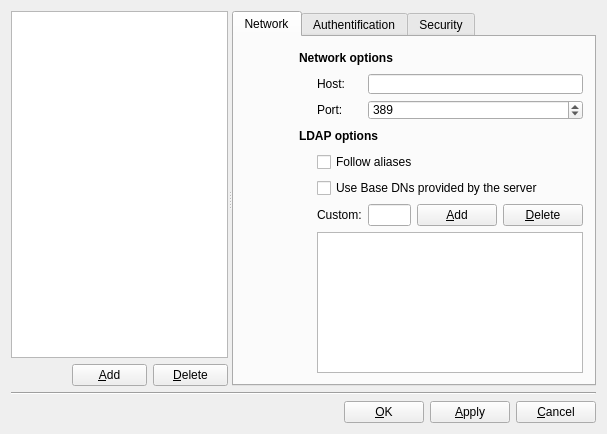
einaru/luma, file resources/forms/ServerDialogDesign.ui: the form before one commit.
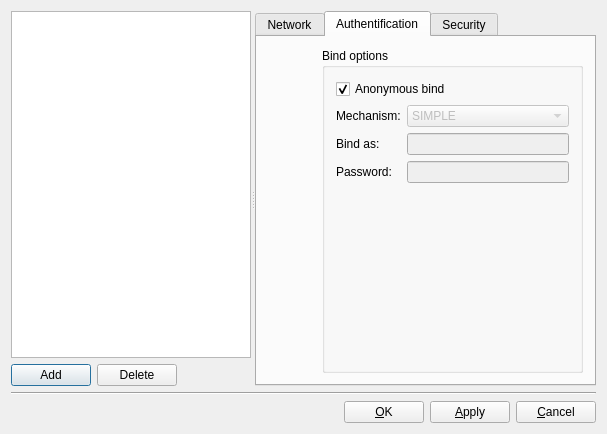
The form after the commit. The open tabs and pages were chosen to show the change.

Patch:
```diff
--- a/resources/forms/ServerDialogDesign.ui
+++ b/resources/forms/ServerDialogDesign.ui
@@ -41,72 +41,39 @@
       <enum>Qt::Horizontal</enum>
      </property>
      <widget class="QWidget" name="layout3">
-      <layout class="QGridLayout">
+      <layout class="QGridLayout" name="serverListGrid">
+       <property name="sizeConstraint">
+        <enum>QLayout::SetMaximumSize</enum>
+       </property>
        <property name="margin">
         <number>0</number>
        </property>
        <item row="0" column="0" colspan="3">
         <widget class="QListView" name="serverListView"/>
        </item>
-       <item row="1" column="2">
-        <widget class="QPushButton" name="deleteButton">
-         <property name="sizePolicy">
-          <sizepolicy hsizetype="Fixed" vsizetype="Fixed">
-           <horstretch>0</horstretch>
-           <verstretch>0</verstretch>
-          </sizepolicy>
-         </property>
-         <property name="maximumSize">
-          <size>
-           <width>75</width>
-           <height>16777215</height>
-          </size>
-         </property>
-         <property name="text">
-          <string>&amp;Delete</string>
-         </property>
-         <property name="shortcut">
-          <string>Alt+D</string>
-         </property>
-         <property name="autoDefault">
-          <bool>false</bool>
-         </property>
-        </widget>
-       </item>
-       <item row="1" column="1">
+       <item row="1" column="0">
         <widget class="QPushButton" name="addButton">
-         <property name="sizePolicy">
-          <sizepolicy hsizetype="Fixed" vsizetype="Fixed">
-           <horstretch>0</horstretch>
-           <verstretch>0</verstretch>
-          </sizepolicy>
+         <property name="text">
+          <string>Add</string>
          </property>
-         <property name="maximumSize">
-          <size>
-           <width>75</width>
-           <height>16777215</height>
-          </size>
-         </property>
+        </widget>
+       </item>
+       <item row="1" column="1">
+        <widget class="QPushButton" name="deleteButton">
          <property name="text">
-          <string>&amp;Add</string>
+          <string>Delete</string>
          </property>
-         <property name="shortcut">
-          <string>Alt+A</string>
-         </property>
-         <property name="autoDefault">
-          <bool>false</bool>
-         </property>
         </widget>
        </item>
-       <item row="1" column="0">
-        <spacer name="horizontalSpacer_2">
+       <item row="1" column="2">
+        <spacer name="hspacer2">
          <property name="orientation">
           <enum>Qt::Horizontal</enum>
          </property>
          <property name="sizeHint" stdset="0">
           <size>
-           <width>0</width>
-           <height>0</height>
+           <width>40</width>
+           <height>20</height>
           </size>
          </property>
         </spacer>
@@ -132,15 +99,13 @@
       <property name="currentIndex">
        <number>0</number>
       </property>
-      <widget class="QWidget" name="tab">
+      <widget class="QWidget" name="networkTab">
        <attribute name="title">
         <string>Network</string>
        </attribute>
        <layout class="QGridLayout">
-        <item row="0" column="1" rowspan="3" colspan="2">
-         <layout class="QGridLayout" name="gridLayout_6">
-          <item row="2" column="1">
-           <widget class="QLabel" name="textLabel8">
+        <item row="0" column="0">
+         <widget class="QLabel" name="networkIcon">
             <property name="sizePolicy">
              <sizepolicy hsizetype="Fixed" vsizetype="Fixed">
               <horstretch>0</horstretch>
@@ -149,315 +114,131 @@
             </property>
             <property name="minimumSize">
              <size>
-              <width>0</width>
-              <height>20</height>
-             </size>
-            </property>
+            <width>48</width>
+            <height>48</height>
+           </size>
+          </property>
+          <property name="text">
+           <string/>
+          </property>
+         </widget>
+        </item>
+        <item row="0" column="1" rowspan="2" colspan="2">
+         <layout class="QGridLayout" name="networkOptGrid">
+          <item row="0" column="0">
+           <widget class="QGroupBox" name="networkGroup">
+            <property name="title">
+             <string>Network options</string>
+            </property>
+            <layout class="QGridLayout" name="gridLayout_5">
+             <item row="0" column="0">
+              <layout class="QGridLayout" name="networkGrid">
+               <item row="0" column="0">
+                <widget class="QLabel" name="hostLabel">
             <property name="text">
              <string>Host:</string>
             </property>
-            <property name="wordWrap">
-             <bool>false</bool>
-            </property>
-           </widget>
-          </item>
-          <item row="2" column="2" colspan="3">
-           <widget class="QLineEdit" name="hostLineEdit">
-            <property name="sizePolicy">
-             <sizepolicy hsizetype="Expanding" vsizetype="Expanding">
-              <horstretch>0</horstretch>
-              <verstretch>0</verstretch>
-             </sizepolicy>
-            </property>
-            <property name="minimumSize">
-             <size>
-              <width>0</width>
-              <height>20</height>
-             </size>
-            </property>
-           </widget>
-          </item>
-          <item row="3" column="1">
-           <widget class="QLabel" name="textLabel9">
-            <property name="sizePolicy">
-             <sizepolicy hsizetype="Fixed" vsizetype="Fixed">
-              <horstretch>0</horstretch>
-              <verstretch>0</verstretch>
-             </sizepolicy>
-            </property>
-            <property name="minimumSize">
-             <size>
-              <width>0</width>
-              <height>20</height>
-             </size>
-            </property>
+                </widget>
+               </item>
+               <item row="0" column="1">
+                <widget class="QLineEdit" name="hostEdit"/>
+               </item>
+               <item row="2" column="0">
+                <widget class="QLabel" name="portLabel">
             <property name="text">
              <string>Port:</string>
             </property>
-            <property name="wordWrap">
-             <bool>false</bool>
-            </property>
-           </widget>
-          </item>
-          <item row="3" column="2" colspan="3">
+                </widget>
+               </item>
+               <item row="2" column="1">
            <widget class="QSpinBox" name="portSpinBox">
             <property name="sizePolicy">
-             <sizepolicy hsizetype="Expanding" vsizetype="Expanding">
+                  <sizepolicy hsizetype="Expanding" vsizetype="Fixed">
               <horstretch>0</horstretch>
               <verstretch>0</verstretch>
              </sizepolicy>
             </property>
-            <property name="minimumSize">
-             <size>
-              <width>0</width>
-              <height>20</height>
-             </size>
-            </property>
-            <property name="minimum">
-             <number>1</number>
-            </property>
             <property name="maximum">
-             <number>65535</number>
+                  <number>99999</number>
             </property>
             <property name="value">
              <number>389</number>
             </property>
            </widget>
           </item>
-          <item row="4" column="0" colspan="5">
-           <widget class="QLabel" name="textLabel1">
-            <property name="sizePolicy">
-             <sizepolicy hsizetype="Expanding" vsizetype="Fixed">
-              <horstretch>0</horstretch>
-              <verstretch>0</verstretch>
-             </sizepolicy>
-            </property>
-            <property name="minimumSize">
-             <size>
-              <width>0</width>
-              <height>20</height>
-             </size>
-            </property>
-            <property name="text">
-             <string>&lt;b&gt;LDAP options&lt;/b&gt;</string>
-            </property>
-            <property name="alignment">
-             <set>Qt::AlignVCenter</set>
-            </property>
-            <property name="wordWrap">
-             <bool>false</bool>
-            </property>
+              </layout>
+             </item>
+            </layout>
            </widget>
           </item>
-          <item row="5" column="1" colspan="4">
+          <item row="1" column="0">
+           <widget class="QGroupBox" name="LDAPGroup">
+            <property name="title">
+             <string>LDAP options</string>
+            </property>
+            <layout class="QGridLayout" name="gridLayout_7">
+             <item row="0" column="0">
+              <layout class="QGridLayout" name="LDAPGrid">
+               <item row="0" column="0" colspan="2">
            <widget class="QCheckBox" name="aliasBox">
-            <property name="sizePolicy">
-             <sizepolicy hsizetype="Expanding" vsizetype="Fixed">
-              <horstretch>0</horstretch>
-              <verstretch>0</verstretch>
-             </sizepolicy>
-            </property>
-            <property name="minimumSize">
-             <size>
-              <width>0</width>
-              <height>20</height>
-             </size>
-            </property>
             <property name="text">
              <string>Follow aliases</string>
             </property>
            </widget>
           </item>
-          <item row="6" column="1" colspan="4">
-           <widget class="QCheckBox" name="baseBox">
-            <property name="sizePolicy">
-             <sizepolicy hsizetype="Expanding" vsizetype="Fixed">
-              <horstretch>0</horstretch>
-              <verstretch>0</verstretch>
-             </sizepolicy>
-            </property>
-            <property name="minimumSize">
-             <size>
-              <width>0</width>
-              <height>20</height>
-             </size>
-            </property>
+               <item row="1" column="0" colspan="2">
+                <widget class="QCheckBox" name="baseDNBox">
             <property name="text">
-             <string>Use Base DNs provided by the server</string>
+                  <string>Use Base DN provided by server</string>
             </property>
            </widget>
           </item>
-          <item row="7" column="1">
-           <widget class="QLabel" name="textLabel2">
+               <item row="2" column="0">
+                <widget class="QLabel" name="baseDNLabel">
             <property name="sizePolicy">
-             <sizepolicy hsizetype="Fixed" vsizetype="Fixed">
+                  <sizepolicy hsizetype="Maximum" vsizetype="Preferred">
               <horstretch>0</horstretch>
               <verstretch>0</verstretch>
              </sizepolicy>
             </property>
-            <property name="minimumSize">
-             <size>
-              <width>0</width>
-              <height>20</height>
-             </size>
-            </property>
             <property name="text">
              <string>Custom:</string>
             </property>
-            <property name="wordWrap">
-             <bool>false</bool>
-            </property>
-           </widget>
-          </item>
-          <item row="7" column="2">
-           <widget class="QLineEdit" name="baseEdit">
-            <property name="minimumSize">
-             <size>
-              <width>0</width>
-              <height>20</height>
-             </size>
-            </property>
-           </widget>
-          </item>
-          <item row="7" column="3">
+                </widget>
+               </item>
+               <item row="2" column="1">
+                <widget class="QLineEdit" name="baseDNEdit"/>
+               </item>
+               <item row="3" column="1">
+                <layout class="QHBoxLayout" name="hLayout">
+                 <item>
            <widget class="QPushButton" name="addBaseDNButton">
-            <property name="sizePolicy">
-             <sizepolicy hsizetype="Fixed" vsizetype="Fixed">
-              <horstretch>0</horstretch>
-              <verstretch>0</verstretch>
-             </sizepolicy>
-            </property>
             <property name="text">
-             <string>&amp;Add</string>
-            </property>
-            <property name="shortcut">
-             <string>Alt+A</string>
-            </property>
-            <property name="autoDefault">
-             <bool>false</bool>
-            </property>
-            <property name="default">
-             <bool>false</bool>
+                    <string>Add</string>
             </property>
            </widget>
           </item>
-          <item row="7" column="4">
+                 <item>
            <widget class="QPushButton" name="deleteBaseDNButton">
-            <property name="sizePolicy">
-             <sizepolicy hsizetype="Fixed" vsizetype="Fixed">
-              <horstretch>0</horstretch>
-              <verstretch>0</verstretch>
-             </sizepolicy>
-            </property>
             <property name="text">
-             <string>&amp;Delete</string>
-            </property>
-            <property name="shortcut">
-             <string>Alt+D</string>
-            </property>
-            <property name="autoDefault">
-             <bool>false</bool>
-            </property>
-           </widget>
-          </item>
-          <item row="8" column="1" colspan="4">
-           <widget class="QListWidget" name="baseDNWidget">
-            <property name="selectionMode">
-             <enum>QAbstractItemView::ExtendedSelection</enum>
-            </property>
-            <property name="selectionRectVisible">
-             <bool>true</bool>
-            </property>
-           </widget>
-          </item>
-          <item row="5" column="0" rowspan="4">
-           <spacer>
-            <property name="orientation">
-             <enum>Qt::Horizontal</enum>
-            </property>
-            <property name="sizeType">
-             <enum>QSizePolicy::Fixed</enum>
-            </property>
-            <property name="sizeHint" stdset="0">
-             <size>
-              <width>12</width>
-              <height>0</height>
-             </size>
-            </property>
-           </spacer>
-          </item>
-          <item row="1" column="0" colspan="5">
-           <widget class="QLabel" name="textLabel1_2">
-            <property name="sizePolicy">
-             <sizepolicy hsizetype="Expanding" vsizetype="Fixed">
-              <horstretch>0</horstretch>
-              <verstretch>0</verstretch>
-             </sizepolicy>
-            </property>
-            <property name="minimumSize">
-             <size>
-              <width>0</width>
-              <height>20</height>
-             </size>
-            </property>
-            <property name="maximumSize">
-             <size>
-              <width>16777215</width>
-              <height>20</height>
-             </size>
-            </property>
-            <property name="text">
-             <string>&lt;b&gt;Network options&lt;/b&gt;</string>
-            </property>
-            <property name="alignment">
-             <set>Qt::AlignVCenter</set>
-            </property>
-            <property name="wordWrap">
-             <bool>true</bool>
-            </property>
-           </widget>
-          </item>
-          <item row="2" column="0" rowspan="2">
-           <spacer name="horizontalSpacer">
-            <property name="orientation">
-             <enum>Qt::Horizontal</enum>
-            </property>
-            <property name="sizeType">
-             <enum>QSizePolicy::Fixed</enum>
-            </property>
-            <property name="sizeHint" stdset="0">
-             <size>
-              <width>12</width>
-              <height>0</height>
-             </size>
-            </property>
-           </spacer>
-          </item>
-         </layout>
-        </item>
-        <item row="0" column="0" rowspan="3">
-         <layout class="QVBoxLayout" name="verticalLayout_5">
-          <item>
-           <widget class="QLabel" name="networkLabel">
-            <property name="sizePolicy">
-             <sizepolicy hsizetype="Fixed" vsizetype="Fixed">
-              <horstretch>0</horstretch>
-              <verstretch>0</verstretch>
-             </sizepolicy>
-            </property>
-            <property name="minimumSize">
-             <size>
-              <width>48</width>
-              <height>48</height>
-             </size>
-            </property>
-            <property name="wordWrap">
-             <bool>false</bool>
-            </property>
+                    <string>Delete</string>
+                   </property>
+                  </widget>
+                 </item>
+                </layout>
+               </item>
+               <item row="4" column="0" colspan="2">
+                <widget class="QListWidget" name="baseDNListWidget"/>
+               </item>
+              </layout>
+             </item>
+            </layout>
            </widget>
           </item>
-          <item>
-           <spacer name="verticalSpacer_4">
+         </layout>
+        </item>
+        <item row="1" column="0">
+         <spacer name="networkIconSpacer">
             <property name="orientation">
              <enum>Qt::Vertical</enum>
             </property>
@@ -468,8 +249,6 @@
              </size>
             </property>
            </spacer>
-          </item>
-         </layout>
         </item>
        </layout>
       </widget>
@@ -478,105 +257,30 @@
         <string>Authentification</string>
        </attribute>
        <layout class="QGridLayout" name="gridLayout_3">
-        <item row="2" column="1">
-         <spacer name="verticalSpacer">
-          <property name="orientation">
-           <enum>Qt::Vertical</enum>
-          </property>
-          <property name="sizeHint" stdset="0">
-           <size>
-            <width>0</width>
-            <height>0</height>
-           </size>
-          </property>
-         </spacer>
-        </item>
-        <item row="0" column="0" rowspan="2">
-         <layout class="QVBoxLayout" name="verticalLayout_4">
-          <item>
-           <widget class="QLabel" name="authLabel">
-            <property name="sizePolicy">
-             <sizepolicy hsizetype="Fixed" vsizetype="Fixed">
-              <horstretch>0</horstretch>
-              <verstretch>0</verstretch>
-             </sizepolicy>
-            </property>
-            <property name="minimumSize">
-             <size>
-              <width>48</width>
-              <height>48</height>
-             </size>
-            </property>
-            <property name="text">
-             <string/>
-            </property>
-            <property name="wordWrap">
-             <bool>false</bool>
-            </property>
-           </widget>
-          </item>
-          <item>
-           <spacer name="verticalSpacer_3">
-            <property name="orientation">
-             <enum>Qt::Vertical</enum>
-            </property>
-            <property name="sizeHint" stdset="0">
-             <size>
-              <width>0</width>
-              <height>0</height>
-             </size>
-            </property>
-           </spacer>
-          </item>
-         </layout>
-        </item>
         <item row="0" column="1" rowspan="2">
          <layout class="QGridLayout" name="gridLayout">
-          <item row="1" column="0" rowspan="4">
-           <spacer>
-            <property name="orientation">
-             <enum>Qt::Horizontal</enum>
+          <item row="5" column="2">
+           <widget class="QGroupBox" name="bindOptGroup">
+            <property name="title">
+             <string>Bind options</string>
             </property>
-            <property name="sizeType">
-             <enum>QSizePolicy::Fixed</enum>
-            </property>
-            <property name="sizeHint" stdset="0">
-             <size>
-              <width>12</width>
-              <height>0</height>
-             </size>
-            </property>
-           </spacer>
-          </item>
-          <item row="1" column="1" colspan="2">
+            <layout class="QGridLayout" name="gridLayout_8">
+             <item row="0" column="0">
+              <layout class="QGridLayout" name="bindOptGrid">
+               <item row="0" column="0" colspan="2">
            <widget class="QCheckBox" name="bindAnonBox">
-            <property name="sizePolicy">
-             <sizepolicy hsizetype="Expanding" vsizetype="Fixed">
-              <horstretch>0</horstretch>
-              <verstretch>0</verstretch>
-             </sizepolicy>
-            </property>
-            <property name="minimumSize">
-             <size>
-              <width>0</width>
-              <height>20</height>
-             </size>
-            </property>
             <property name="text">
              <string>Anonymous bind</string>
             </property>
             <property name="checked">
              <bool>true</bool>
             </property>
-            <property name="tristate">
-             <bool>false</bool>
-            </property>
-           </widget>
-          </item>
-          <item row="2" column="1">
-           <widget class="QLabel" name="textLabel4">
+                </widget>
+               </item>
+               <item row="1" column="0">
+                <widget class="QLabel" name="mechanismLabel">
             <property name="sizePolicy">
-             <sizepolicy hsizetype="Fixed" vsizetype="Fixed">
+                  <sizepolicy hsizetype="Maximum" vsizetype="Preferred">
               <horstretch>0</horstretch>
               <verstretch>0</verstretch>
              </sizepolicy>
@@ -590,16 +294,10 @@
             <property name="text">
              <string>Mechanism:</string>
             </property>
-            <property name="alignment">
-             <set>Qt::AlignVCenter</set>
-            </property>
-            <property name="wordWrap">
-             <bool>false</bool>
-            </property>
-           </widget>
-          </item>
-          <item row="2" column="2">
-           <widget class="QComboBox" name="methodBox">
+                </widget>
+               </item>
+               <item row="1" column="1">
+                <widget class="QComboBox" name="mechanismBox">
             <property name="enabled">
              <bool>false</bool>
             </property>
@@ -617,7 +315,7 @@
             </property>
             <item>
              <property name="text">
-              <string>Simple</string>
+                   <string>SIMPLE</string>
              </property>
             </item>
             <item>
@@ -652,48 +350,30 @@
             </item>
            </widget>
           </item>
-          <item row="3" column="1">
-           <widget class="QLabel" name="textLabel10">
+               <item row="2" column="0">
+                <widget class="QLabel" name="bindAsLabel">
             <property name="sizePolicy">
-             <sizepolicy hsizetype="Fixed" vsizetype="Fixed">
+                  <sizepolicy hsizetype="Maximum" vsizetype="Preferred">
               <horstretch>0</horstretch>
               <verstretch>0</verstretch>
              </sizepolicy>
             </property>
-            <property name="minimumSize">
-             <size>
-              <width>0</width>
-              <height>20</height>
-             </size>
-            </property>
             <property name="text">
              <string>Bind as:</string>
             </property>
-            <property name="alignment">
-             <set>Qt::AlignVCenter</set>
-            </property>
-            <property name="wordWrap">
-             <bool>true</bool>
-            </property>
-           </widget>
-          </item>
-          <item row="3" column="2">
-           <widget class="QLineEdit" name="bindLineEdit">
+                </widget>
+               </item>
+               <item row="2" column="1">
+                <widget class="QLineEdit" name="bindAsEdit">
             <property name="enabled">
              <bool>false</bool>
             </property>
-            <property name="minimumSize">
-             <size>
-              <width>0</width>
-              <height>20</height>
-             </size>
-            </property>
-           </widget>
-          </item>
-          <item row="4" column="1">
-           <widget class="QLabel" name="textLabel12">
+                </widget>
+               </item>
+               <item row="3" column="0">
+                <widget class="QLabel" name="passwordLabel">
             <property name="sizePolicy">
-             <sizepolicy hsizetype="Fixed" vsizetype="Fixed">
+                  <sizepolicy hsizetype="Maximum" vsizetype="Preferred">
               <horstretch>0</horstretch>
               <verstretch>0</verstretch>
              </sizepolicy>
@@ -707,59 +387,66 @@
             <property name="text">
              <string>Password:</string>
             </property>
-            <property name="alignment">
-             <set>Qt::AlignVCenter</set>
-            </property>
-            <property name="wordWrap">
-             <bool>false</bool>
-            </property>
-           </widget>
-          </item>
-          <item row="4" column="2">
-           <widget class="QLineEdit" name="passwordLineEdit">
+                </widget>
+               </item>
+               <item row="3" column="1">
+                <widget class="QLineEdit" name="passwordEdit">
             <property name="enabled">
              <bool>false</bool>
             </property>
-            <property name="minimumSize">
+                </widget>
+               </item>
+              </layout>
+             </item>
+             <item row="1" column="0">
+              <spacer name="vspacer1">
+               <property name="orientation">
+                <enum>Qt::Vertical</enum>
+               </property>
+               <property name="sizeHint" stdset="0">
              <size>
-              <width>0</width>
-              <height>20</height>
-             </size>
-            </property>
-            <property name="echoMode">
-             <enum>QLineEdit::Password</enum>
-            </property>
+                 <width>20</width>
+                 <height>40</height>
+                </size>
+               </property>
+              </spacer>
+             </item>
+            </layout>
            </widget>
           </item>
-          <item row="0" column="0" colspan="3">
-           <widget class="QLabel" name="textLabel1_4">
+         </layout>
+        </item>
+        <item row="0" column="0">
+         <widget class="QLabel" name="authIcon">
             <property name="sizePolicy">
-             <sizepolicy hsizetype="Expanding" vsizetype="Fixed">
+           <sizepolicy hsizetype="Fixed" vsizetype="Fixed">
               <horstretch>0</horstretch>
               <verstretch>0</verstretch>
              </sizepolicy>
             </property>
             <property name="minimumSize">
              <size>
-              <width>300</width>
-              <height>20</height>
-             </size>
-            </property>
-            <property name="maximumSize">
-             <size>
-              <width>16777215</width>
-              <height>16777215</height>
+            <width>48</width>
+            <height>48</height>
              </size>
             </property>
             <property name="text">
-             <string>&lt;b&gt;Bind options&lt;/b&gt;</string>
-            </property>
-            <property name="wordWrap">
-             <bool>false</bool>
-            </property>
-           </widget>
-          </item>
-         </layout>
+           <string/>
+          </property>
+         </widget>
+        </item>
+        <item row="1" column="0">
+         <spacer name="authIconSpacer">
+          <property name="orientation">
+           <enum>Qt::Vertical</enum>
+          </property>
+          <property name="sizeHint" stdset="0">
+           <size>
+            <width>20</width>
+            <height>40</height>
+           </size>
+          </property>
+         </spacer>
         </item>
        </layout>
       </widget>
@@ -1180,9 +867,9 @@
     </widget>
    </item>
    <item>
-    <layout class="QHBoxLayout">
+    <layout class="QHBoxLayout" name="bottomHBoxLayout">
      <item>
-      <spacer>
+      <spacer name="hspacer1">
        <property name="orientation">
         <enum>Qt::Horizontal</enum>
        </property>
```
Left out of the diff: 791 changed lines with no effect on the pictures. Lines whose indentation alone changed are shown as unchanged.
